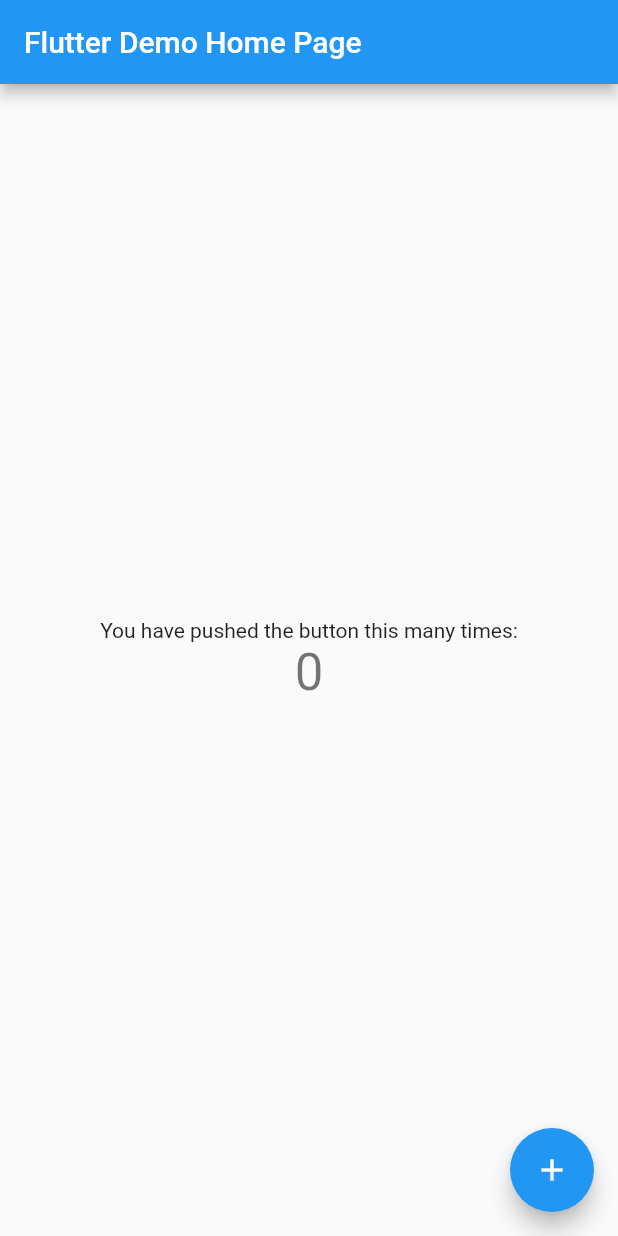
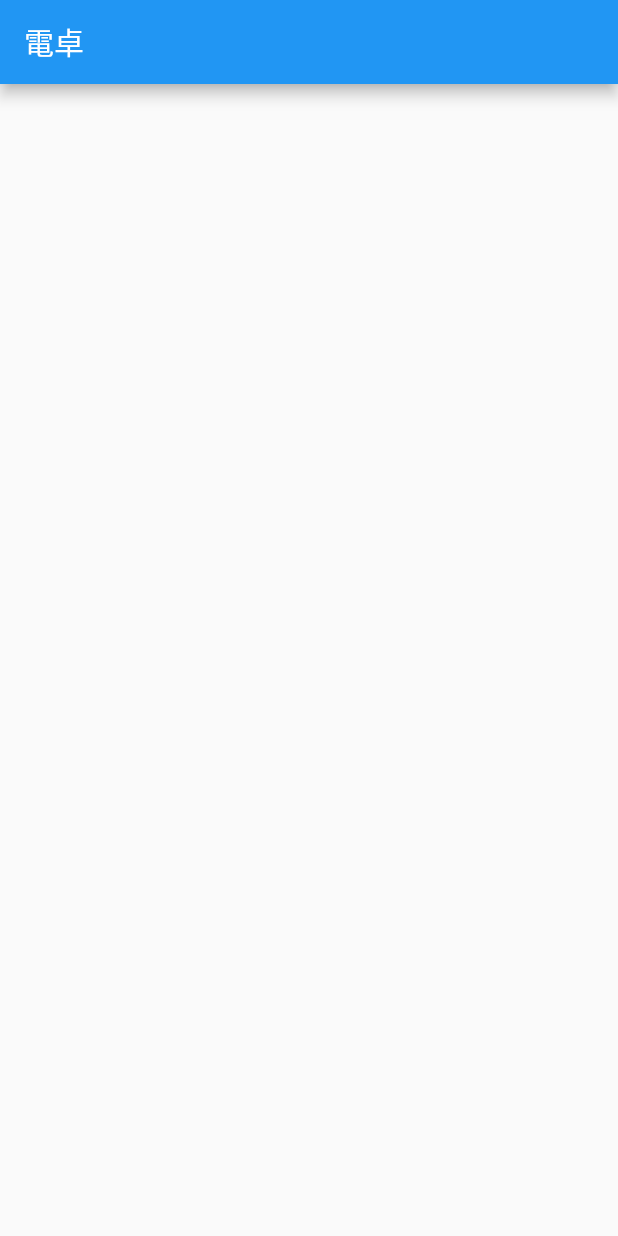
Before and after one commit to Yuba32/STA-Calc2022, a Flutter app: the screen it shows after launch, on a phone screen of 412 x 824 dp. Run offline on Flutter 3.47's test engine with Material 2 defaults, Android fonts, the phone set to English and light mode, and no system bars; our stand-ins replace flutter_html, math_expressions.

Commit message:
[update,add] setup

```diff
--- a/lib/main.dart
+++ b/lib/main.dart
@@ -1,4 +1,5 @@
 import 'package:flutter/material.dart';
+import 'src/calculator.dart';
 
 void main() {
   runApp(const MyApp());
@@ -11,105 +12,12 @@
   @override
   Widget build(BuildContext context) {
     return MaterialApp(
-      title: 'Flutter Demo',
+      title: '電卓',
+      debugShowCheckedModeBanner: false,
       theme: ThemeData(
-        // This is the theme of your application.
-        //
-        // Try running your application with "flutter run". You'll see the
-        // application has a blue toolbar. Then, without quitting the app, try
-        // changing the primarySwatch below to Colors.green and then invoke
-        // "hot reload" (press "r" in the console where you ran "flutter run",
-        // or simply save your changes to "hot reload" in a Flutter IDE).
-        // Notice that the counter didn't reset back to zero; the application
-        // is not restarted.
         primarySwatch: Colors.blue,
       ),
-      home: const MyHomePage(title: 'Flutter Demo Home Page'),
+      home: const Calculator(title: '電卓'),
     );
   }
 }
-
-class MyHomePage extends StatefulWidget {
-  const MyHomePage({Key? key, required this.title}) : super(key: key);
-
-  // This widget is the home page of your application. It is stateful, meaning
-  // that it has a State object (defined below) that contains fields that affect
-  // how it looks.
-
-  // This class is the configuration for the state. It holds the values (in this
-  // case the title) provided by the parent (in this case the App widget) and
-  // used by the build method of the State. Fields in a Widget subclass are
-  // always marked "final".
-
-  final String title;
-
-  @override
-  State<MyHomePage> createState() => _MyHomePageState();
-}
-
-class _MyHomePageState extends State<MyHomePage> {
-  int _counter = 0;
-
-  void _incrementCounter() {
-    setState(() {
-      // This call to setState tells the Flutter framework that something has
-      // changed in this State, which causes it to rerun the build method below
-      // so that the display can reflect the updated values. If we changed
-      // _counter without calling setState(), then the build method would not be
-      // called again, and so nothing would appear to happen.
-      _counter++;
-    });
-  }
-
-  @override
-  Widget build(BuildContext context) {
-    // This method is rerun every time setState is called, for instance as done
-    // by the _incrementCounter method above.
-    //
-    // The Flutter framework has been optimized to make rerunning build methods
-    // fast, so that you can just rebuild anything that needs updating rather
-    // than having to individually change instances of widgets.
-    return Scaffold(
-      appBar: AppBar(
-        // Here we take the value from the MyHomePage object that was created by
-        // the App.build method, and use it to set our appbar title.
-        title: Text(widget.title),
-      ),
-      body: Center(
-        // Center is a layout widget. It takes a single child and positions it
-        // in the middle of the parent.
-        child: Column(
-          // Column is also a layout widget. It takes a list of children and
-          // arranges them vertically. By default, it sizes itself to fit its
-          // children horizontally, and tries to be as tall as its parent.
-          //
-          // Invoke "debug painting" (press "p" in the console, choose the
-          // "Toggle Debug Paint" action from the Flutter Inspector in Android
-          // Studio, or the "Toggle Debug Paint" command in Visual Studio Code)
-          // to see the wireframe for each widget.
-          //
-          // Column has various properties to control how it sizes itself and
-          // how it positions its children. Here we use mainAxisAlignment to
-          // center the children vertically; the main axis here is the vertical
-          // axis because Columns are vertical (the cross axis would be
-          // horizontal).
-          mainAxisAlignment: MainAxisAlignment.center,
-          children: <Widget>[
-            const Text(
-              'You have pushed the button this many times:',
-            ),
-            Text(
-              '$_counter',
-              style: Theme.of(context).textTheme.headline4,
-            ),
-          ],
-        ),
-      ),
-      floatingActionButton: FloatingActionButton(
-        onPressed: _incrementCounter,
-        tooltip: 'Increment',
-        child: const Icon(Icons.add),
-      ), // This trailing comma makes auto-formatting nicer for build methods.
-    );
-  }
-}
--- /dev/null
+++ b/lib/src/calculator.dart
@@ -0,0 +1,27 @@
+import 'package:flutter/material.dart';
+import 'package:math_expressions/math_expressions.dart';
+import 'dart:math';
+import 'package:flutter_html/flutter_html.dart';
+// import 'package:math_keyboard/math_keyboard.dart';
+
+class Calculator extends StatefulWidget {
+  const Calculator({Key? key, required this.title}) : super(key: key);
+
+  final String title;
+  @override
+  State<Calculator> createState() => _CalculatorState();
+}
+
+class _CalculatorState extends State<Calculator> {
+  @override
+  Widget build(BuildContext context) {
+    return Scaffold(
+      appBar: AppBar(
+        title: Text(widget.title),
+      ),
+      body: Center(
+        child: Column(),
+      ),
+    );
+  }
+}
```
